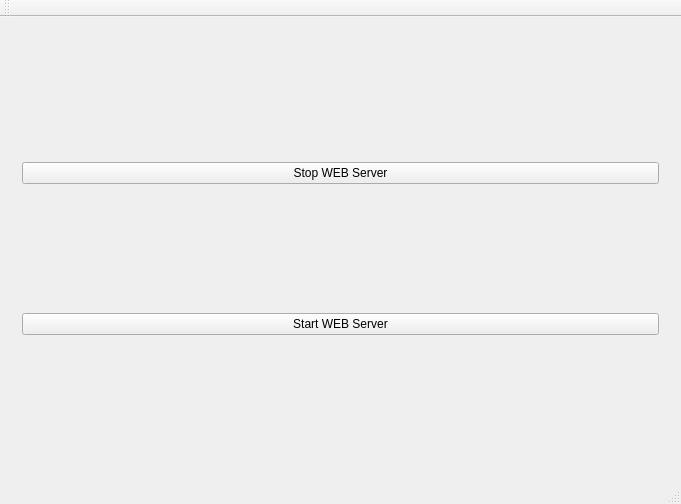
The window that src/mainwindow.ui (qichunren/qt-app) describes before a commit, drawn with Qt 5.
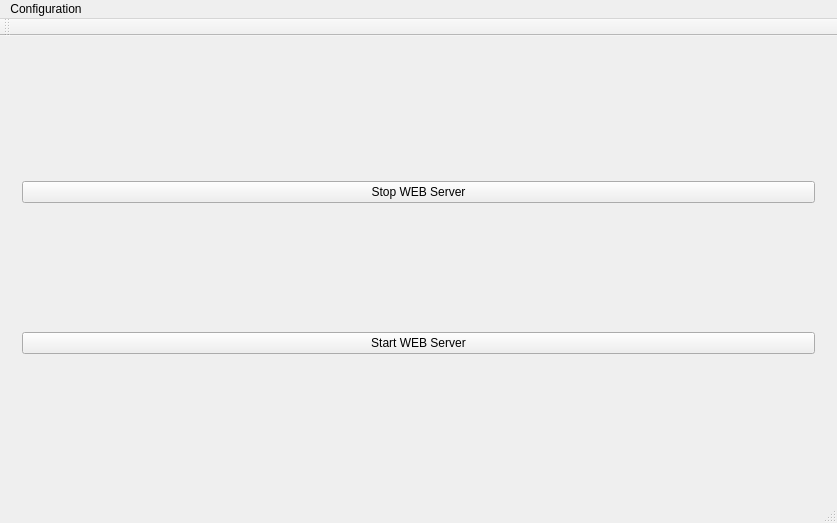
The same window after the commit.

```diff
--- a/src/mainwindow.ui
+++ b/src/mainwindow.ui
@@ -6,8 +6,8 @@
    <rect>
     <x>0</x>
     <y>0</y>
-    <width>681</width>
-    <height>504</height>
+    <width>837</width>
+    <height>523</height>
    </rect>
   </property>
   <property name="windowTitle">
@@ -62,10 +62,17 @@
     <rect>
      <x>0</x>
      <y>0</y>
-     <width>681</width>
+     <width>837</width>
      <height>27</height>
     </rect>
    </property>
+   <widget class="QMenu" name="menuConfiguration">
+    <property name="title">
+     <string>Configuration</string>
+    </property>
+    <addaction name="actionSetting"/>
+   </widget>
+   <addaction name="menuConfiguration"/>
   </widget>
   <widget class="QToolBar" name="mainToolBar">
    <attribute name="toolBarArea">
```
Left out of the diff: 5 changed lines with no effect on the pictures.
